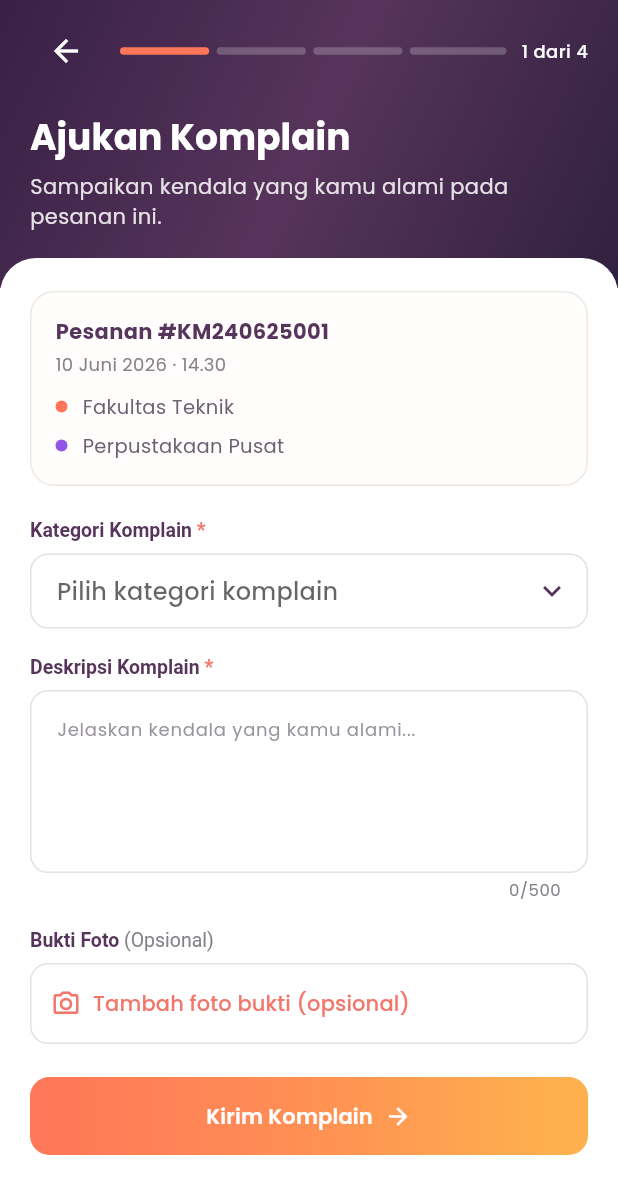
After one commit to fazilahassana/komah_project, a Flutter app: the ComplaintFormPage screen opened directly, on a phone screen of 412 x 824 dp. The commit adds this screen. Shown: the top 1194 px of the screen. Run offline on Flutter 3.47's test engine with Material 3 defaults, Android fonts, the phone set to English and light mode, and no system bars; our stand-ins replace google_fonts.

Commit message:
feat: menambahkan form komplain dan validasi

```diff
--- a/lib/main.dart
+++ b/lib/main.dart
@@ -1,7 +1,12 @@
 import 'package:flutter/material.dart';
 import 'package:google_fonts/google_fonts.dart';
+
+import 'models/complaint_order_summary.dart';
+import 'screens/complaint_form_page.dart';
 import 'theme/app_colors.dart';
 import 'screens/landing_page.dart';
+
+const _showComplaintPreview = bool.fromEnvironment('SHOW_COMPLAINT_PREVIEW');
 
 void main() {
   runApp(const KomahApp());
@@ -24,7 +29,16 @@ class KomahApp extends StatelessWidget {
         scaffoldBackgroundColor: AppColors.background,
         useMaterial3: true,
       ),
-      home: const LandingPage(),
+      home: _showComplaintPreview
+          ? const ComplaintFormPage(
+              order: ComplaintOrderSummary(
+                orderId: '#KM240625001',
+                dateTimeLabel: '10 Juni 2026 · 14.30',
+                pickup: 'Fakultas Teknik',
+                destination: 'Perpustakaan Pusat',
+              ),
+            )
+          : const LandingPage(),
     );
   }
 }
--- /dev/null
+++ b/lib/models/complaint_order_summary.dart
@@ -0,0 +1,13 @@
+class ComplaintOrderSummary {
+  final String orderId;
+  final String pickup;
+  final String destination;
+  final String? dateTimeLabel;
+
+  const ComplaintOrderSummary({
+    required this.orderId,
+    required this.pickup,
+    required this.destination,
+    this.dateTimeLabel,
+  });
+}
--- /dev/null
+++ b/lib/screens/complaint_form_page.dart
@@ -0,0 +1,412 @@
+import 'package:flutter/material.dart';
+
+import '../models/complaint_order_summary.dart';
+import '../theme/app_colors.dart';
+
+class ComplaintFormPage extends StatefulWidget {
+  final ComplaintOrderSummary order;
+
+  const ComplaintFormPage({super.key, required this.order});
+
+  @override
+  State<ComplaintFormPage> createState() => _ComplaintFormPageState();
+}
+
+class _ComplaintFormPageState extends State<ComplaintFormPage> {
+  static const _categories = ['Driver', 'Pesanan', 'Pembayaran', 'Aplikasi'];
+
+  final _formKey = GlobalKey<FormState>();
+  final _descriptionController = TextEditingController();
+
+  String? _selectedCategory;
+
+  bool get _hasStartedForm =>
+      _selectedCategory != null ||
+      _descriptionController.text.trim().isNotEmpty;
+
+  int get _currentStep => _hasStartedForm ? 2 : 1;
+
+  @override
+  void dispose() {
+    _descriptionController.dispose();
+    super.dispose();
+  }
+
+  void _submitForm() {
+    final isValid = _formKey.currentState?.validate() ?? false;
+    if (!isValid) return;
+
+    // Submission is intentionally deferred to the next implementation phase.
+  }
+
+  void _showNotReadyMessage(String feature) {
+    ScaffoldMessenger.of(context).showSnackBar(
+      SnackBar(
+        content: Text('$feature akan ditambahkan pada tahap berikutnya.'),
+      ),
+    );
+  }
+
+  @override
+  Widget build(BuildContext context) {
+    return Scaffold(
+      backgroundColor: AppColors.white,
+      body: SafeArea(
+        child: SingleChildScrollView(
+          child: Column(
+            crossAxisAlignment: CrossAxisAlignment.stretch,
+            children: [
+              _buildHeader(context),
+              Transform.translate(
+                offset: const Offset(0, -20),
+                child: Container(
+                  padding: const EdgeInsets.fromLTRB(20, 22, 20, 28),
+                  decoration: const BoxDecoration(
+                    color: AppColors.white,
+                    borderRadius: BorderRadius.vertical(
+                      top: Radius.circular(24),
+                    ),
+                  ),
+                  child: Form(
+                    key: _formKey,
+                    child: Column(
+                      crossAxisAlignment: CrossAxisAlignment.stretch,
+                      children: [
+                        _buildOrderSummary(),
+                        const SizedBox(height: 22),
+                        _buildFieldLabel('Kategori Komplain', required: true),
+                        const SizedBox(height: 8),
+                        _buildCategoryField(),
+                        const SizedBox(height: 18),
+                        _buildFieldLabel('Deskripsi Komplain', required: true),
+                        const SizedBox(height: 8),
+                        _buildDescriptionField(),
+                        const SizedBox(height: 18),
+                        _buildFieldLabel('Bukti Foto', optional: true),
+                        const SizedBox(height: 8),
+                        _buildPhotoPlaceholder(),
+                        const SizedBox(height: 22),
+                        _buildSubmitButton(),
+                      ],
+                    ),
+                  ),
+                ),
+              ),
+            ],
+          ),
+        ),
+      ),
+    );
+  }
+
+  Widget _buildHeader(BuildContext context) {
+    return Container(
+      padding: EdgeInsets.fromLTRB(
+        20,
+        MediaQuery.paddingOf(context).top + 10,
+        20,
+        38,
+      ),
+      decoration: const BoxDecoration(
+        gradient: LinearGradient(
+          begin: Alignment.topLeft,
+          end: Alignment.bottomRight,
+          colors: [Color(0xFF382044), AppColors.brandPurple, Color(0xFF30203F)],
+        ),
+      ),
+      child: Column(
+        crossAxisAlignment: CrossAxisAlignment.stretch,
+        children: [
+          Row(
+            children: [
+              IconButton(
+                onPressed: () => Navigator.maybePop(context),
+                tooltip: 'Kembali',
+                padding: EdgeInsets.zero,
+                constraints: const BoxConstraints(minWidth: 40, minHeight: 40),
+                icon: const Icon(Icons.arrow_back, color: AppColors.white),
+              ),
+              const SizedBox(width: 12),
+              Expanded(child: _buildProgressIndicator()),
+              const SizedBox(width: 10),
+              Text(
+                '$_currentStep dari 4',
+                style: const TextStyle(
+                  color: AppColors.white,
+                  fontSize: 12,
+                  fontWeight: FontWeight.w500,
+                ),
+              ),
+            ],
+          ),
+          const SizedBox(height: 18),
+          Text(
+            'Ajukan Komplain',
+            style: Theme.of(context).textTheme.headlineSmall
+                ?.copyWith(color: AppColors.white, fontWeight: FontWeight.w700),
+          ),
+          const SizedBox(height: 6),
+          Text(
+            'Sampaikan kendala yang kamu alami pada pesanan ini.',
+            style: Theme.of(context).textTheme.bodyMedium?.copyWith(
+              color: AppColors.white.withValues(alpha: 0.86),
+              height: 1.45,
+            ),
+          ),
+        ],
+      ),
+    );
+  }
+
+  Widget _buildProgressIndicator() {
+    return Row(
+      children: List.generate(4, (index) {
+        final isComplete = index < _currentStep;
+        return Expanded(
+          child: Container(
+            height: 5,
+            margin: EdgeInsets.only(right: index == 3 ? 0 : 5),
+            decoration: BoxDecoration(
+              color: isComplete
+                  ? AppColors.primaryGradientStart
+                  : AppColors.white.withValues(alpha: 0.22),
+              borderRadius: BorderRadius.circular(8),
+            ),
+          ),
+        );
+      }),
+    );
+  }
+
+  Widget _buildOrderSummary() {
+    return Container(
+      padding: const EdgeInsets.all(16),
+      decoration: BoxDecoration(
+        color: const Color(0xFFFFFEFC),
+        borderRadius: BorderRadius.circular(16),
+        border: Border.all(color: const Color(0xFFECE8E5)),
+      ),
+      child: Column(
+        crossAxisAlignment: CrossAxisAlignment.start,
+        children: [
+          Text(
+            'Pesanan ${widget.order.orderId}',
+            style: const TextStyle(
+              color: AppColors.brandPurple,
+              fontSize: 14,
+              fontWeight: FontWeight.w700,
+            ),
+          ),
+          if (widget.order.dateTimeLabel case final dateTimeLabel?) ...[
+            const SizedBox(height: 3),
+            Text(
+              dateTimeLabel,
+              style: const TextStyle(color: Color(0xFF85818A), fontSize: 12),
+            ),
+          ],
+          const SizedBox(height: 12),
+          _buildLocationRow(
+            color: AppColors.primaryGradientStart,
+            location: widget.order.pickup,
+          ),
+          const SizedBox(height: 8),
+          _buildLocationRow(
+            color: const Color(0xFF9255E8),
+            location: widget.order.destination,
+          ),
+        ],
+      ),
+    );
+  }
+
+  Widget _buildLocationRow({required Color color, required String location}) {
+    return Row(
+      crossAxisAlignment: CrossAxisAlignment.start,
+      children: [
+        Padding(
+          padding: const EdgeInsets.only(top: 4),
+          child: Container(
+            width: 8,
+            height: 8,
+            decoration: BoxDecoration(color: color, shape: BoxShape.circle),
+          ),
+        ),
+        const SizedBox(width: 10),
+        Expanded(
+          child: Text(
+            location,
+            style: const TextStyle(
+              color: Color(0xFF686372),
+              fontSize: 13,
+              height: 1.35,
+            ),
+          ),
+        ),
+      ],
+    );
+  }
+
+  Widget _buildFieldLabel(
+    String label, {
+    bool required = false,
+    bool optional = false,
+  }) {
+    return RichText(
+      text: TextSpan(
+        style: const TextStyle(
+          color: AppColors.brandPurple,
+          fontSize: 13,
+          fontWeight: FontWeight.w600,
+        ),
+        children: [
+          TextSpan(text: label),
+          if (required)
+            const TextSpan(
+              text: ' *',
+              style: TextStyle(color: AppColors.accent),
+            ),
+          if (optional)
+            const TextSpan(
+              text: ' (Opsional)',
+              style: TextStyle(
+                color: Color(0xFF85818A),
+                fontWeight: FontWeight.w400,
+              ),
+            ),
+        ],
+      ),
+    );
+  }
+
+  Widget _buildCategoryField() {
+    return DropdownButtonFormField<String>(
+      initialValue: _selectedCategory,
+      isExpanded: true,
+      icon: const Icon(Icons.keyboard_arrow_down, color: AppColors.brandPurple),
+      decoration: _inputDecoration(hintText: 'Pilih kategori komplain'),
+      items: _categories
+          .map(
+            (category) =>
+                DropdownMenuItem(value: category, child: Text(category)),
+          )
+          .toList(),
+      validator: (value) {
+        if (value == null) return 'Kategori komplain wajib dipilih';
+        return null;
+      },
+      onChanged: (category) {
+        setState(() => _selectedCategory = category);
+      },
+    );
+  }
+
+  Widget _buildDescriptionField() {
+    return TextFormField(
+      controller: _descriptionController,
+      minLines: 4,
+      maxLines: 4,
+      maxLength: 500,
+      textCapitalization: TextCapitalization.sentences,
+      decoration:
+          _inputDecoration(
+            hintText: 'Jelaskan kendala yang kamu alami...',
+            alignLabelWithHint: true,
+          ).copyWith(
+            counterStyle: const TextStyle(
+              color: Color(0xFF85818A),
+              fontSize: 11,
+            ),
+          ),
+      validator: (value) {
+        if (value == null || value.trim().isEmpty) {
+          return 'Deskripsi komplain wajib diisi';
+        }
+        return null;
+      },
+      onChanged: (_) => setState(() {}),
+    );
+  }
+
+  InputDecoration _inputDecoration({
+    required String hintText,
+    bool alignLabelWithHint = false,
+  }) {
+    return InputDecoration(
+      hintText: hintText,
+      hintStyle: const TextStyle(color: Color(0xFF98939D), fontSize: 12),
+      alignLabelWithHint: alignLabelWithHint,
+      filled: true,
+      fillColor: AppColors.white,
+      contentPadding: const EdgeInsets.symmetric(horizontal: 14, vertical: 13),
+      enabledBorder: OutlineInputBorder(
+        borderRadius: BorderRadius.circular(12),
+        borderSide: const BorderSide(color: Color(0xFFE5E0E2)),
+      ),
+      focusedBorder: OutlineInputBorder(
+        borderRadius: BorderRadius.circular(12),
+        borderSide: const BorderSide(
+          color: AppColors.primaryGradientStart,
+          width: 1.4,
+        ),
+      ),
+      errorBorder: OutlineInputBorder(
+        borderRadius: BorderRadius.circular(12),
+        borderSide: const BorderSide(color: Color(0xFFCC4545)),
+      ),
+      focusedErrorBorder: OutlineInputBorder(
+        borderRadius: BorderRadius.circular(12),
+        borderSide: const BorderSide(color: Color(0xFFCC4545), width: 1.4),
+      ),
+    );
+  }
+
+  Widget _buildPhotoPlaceholder() {
+    return OutlinedButton.icon(
+      onPressed: () => _showNotReadyMessage('Fitur foto bukti'),
+      icon: const Icon(Icons.camera_alt_outlined, size: 20),
+      label: const Text('Tambah foto bukti (opsional)'),
+      style: OutlinedButton.styleFrom(
+        foregroundColor: AppColors.accent,
+        alignment: Alignment.centerLeft,
+        minimumSize: const Size.fromHeight(54),
+        padding: const EdgeInsets.symmetric(horizontal: 14),
+        side: const BorderSide(color: Color(0xFFE5E0E2)),
+        shape: RoundedRectangleBorder(borderRadius: BorderRadius.circular(12)),
+      ),
+    );
+  }
+
+  Widget _buildSubmitButton() {
+    return SizedBox(
+      height: 52,
+      child: DecoratedBox(
+        decoration: BoxDecoration(
+          gradient: AppColors.primaryGradient,
+          borderRadius: BorderRadius.circular(13),
+        ),
+        child: FilledButton(
+          onPressed: _submitForm,
+          style: FilledButton.styleFrom(
+            backgroundColor: Colors.transparent,
+            foregroundColor: AppColors.white,
+            shadowColor: Colors.transparent,
+            shape: RoundedRectangleBorder(
+              borderRadius: BorderRadius.circular(13),
+            ),
+          ),
+          child: const Row(
+            mainAxisAlignment: MainAxisAlignment.center,
+            children: [
+              Text(
+                'Kirim Komplain',
+                style: TextStyle(fontSize: 14, fontWeight: FontWeight.w600),
+              ),
+              SizedBox(width: 8),
+              Icon(Icons.arrow_forward, size: 18),
+            ],
+          ),
+        ),
+      ),
+    );
+  }
+}
```
Also changed, not shown: 1 other file.
